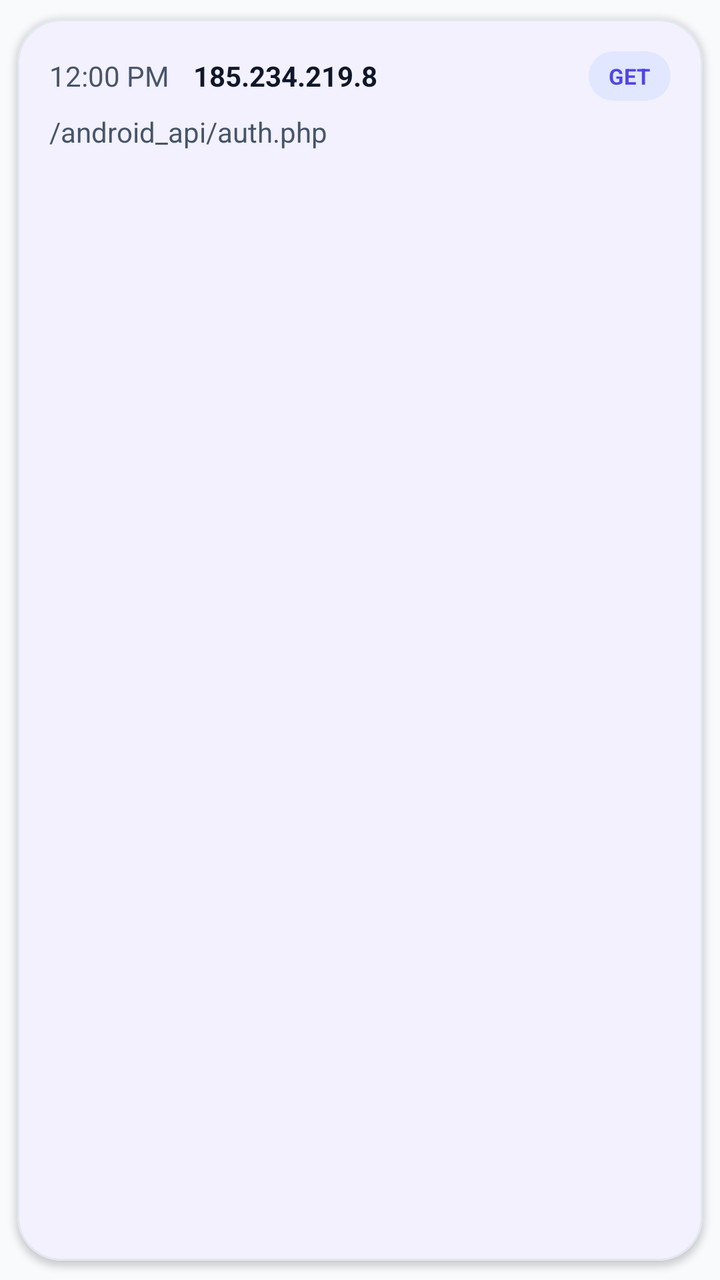
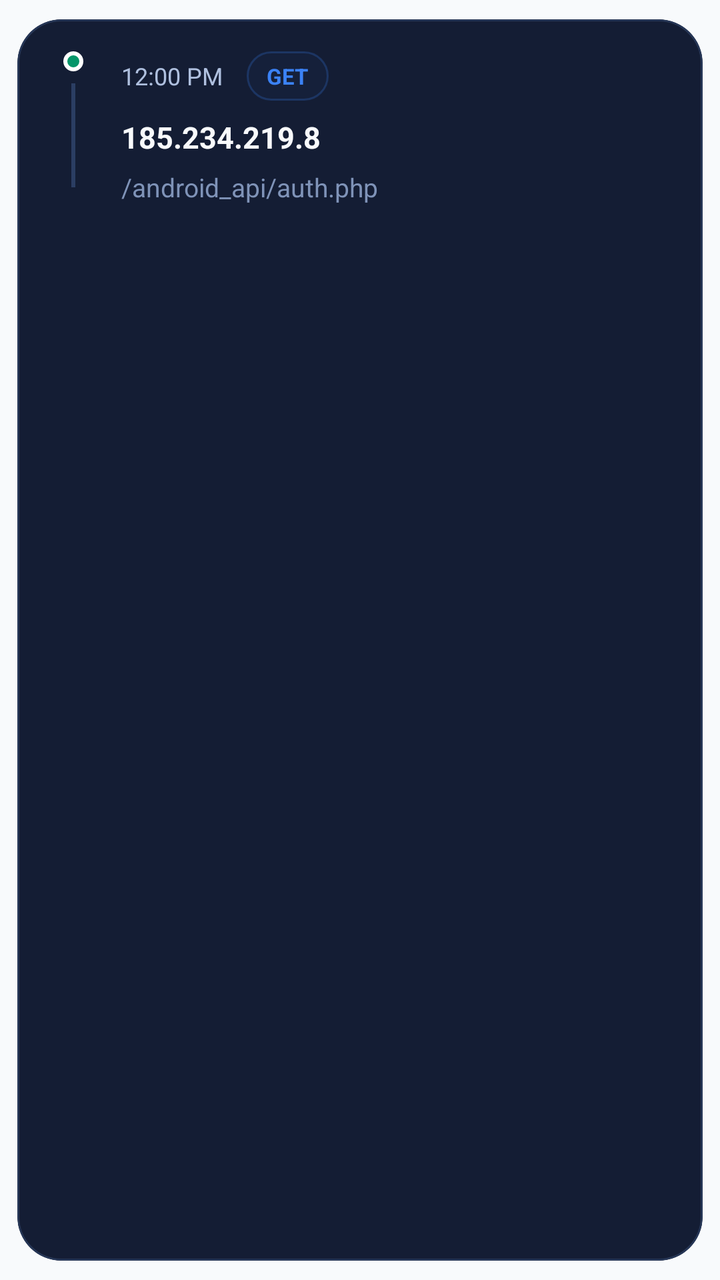

Before-and-after screenshots of an Android layout around one commit, followed by the original layout XML and the change that was made.
<!-- AndroidManifest.xml: application theme Theme.VirtualLabAdmin -->
<!-- res/layout/item_ddos_recent.xml -->
<?xml version="1.0" encoding="utf-8"?>
<com.google.android.material.card.MaterialCardView xmlns:android="http://schemas.android.com/apk/res/android"
    xmlns:app="http://schemas.android.com/apk/res-auto"
    style="@style/Widget.VirtualLab.Card"
    android:layout_width="match_parent"
    android:layout_height="wrap_content"
    android:layout_marginBottom="@dimen/space_sm">

    <LinearLayout
        android:layout_width="match_parent"
        android:layout_height="wrap_content"
        android:orientation="vertical"
        android:padding="@dimen/space_md">

        <LinearLayout
            android:layout_width="match_parent"
            android:layout_height="wrap_content"
            android:gravity="center_vertical"
            android:orientation="horizontal">

            <TextView
                android:id="@+id/time"
                android:layout_width="wrap_content"
                android:layout_height="wrap_content"
                android:text="12:00 PM"
                android:textColor="@color/text_muted" />

            <View
                android:id="@+id/errorDot"
                android:layout_width="8dp"
                android:layout_height="8dp"
                android:layout_marginStart="@dimen/space_sm"
                android:background="@drawable/bg_status_dot_danger"
                android:visibility="gone" />

            <TextView
                android:id="@+id/ip"
                android:layout_width="0dp"
                android:layout_height="wrap_content"
                android:layout_marginStart="@dimen/space_sm"
                android:layout_weight="1"
                android:text="185.234.219.8"
                android:textColor="@color/text_primary"
                android:textStyle="bold" />

            <TextView
                android:id="@+id/method"
                android:layout_width="wrap_content"
                android:layout_height="wrap_content"
                android:background="@drawable/bg_chip_blue_soft"
                android:paddingLeft="10dp"
                android:paddingTop="5dp"
                android:paddingRight="10dp"
                android:paddingBottom="5dp"
                android:text="GET"
                android:textColor="@color/brand"
                android:textSize="11sp"
                android:textStyle="bold" />
        </LinearLayout>

        <TextView
            android:id="@+id/endpoint"
            android:layout_width="match_parent"
            android:layout_height="wrap_content"
            android:layout_marginTop="6dp"
            android:text="/android_api/auth.php"
            android:textColor="@color/text_muted" />
    </LinearLayout>
</com.google.android.material.card.MaterialCardView>
<!-- resources referenced by this layout -->
<resources>
  <color name="brand">#4F46E5</color>
  <color name="text_muted">#475569</color>
  <color name="text_primary">#0F172A</color>
  <dimen name="space_md">16dp</dimen>
  <dimen name="space_sm">12dp</dimen>
  <!-- drawable bg_chip_blue_soft (drawable) -->
  <?xml version="1.0" encoding="utf-8"?>
  <shape xmlns:android="http://schemas.android.com/apk/res/android">
      <corners android:radius="999dp" />
      <solid android:color="@color/chip_blue_bg" />
  </shape>
  <!-- drawable bg_status_dot_danger (drawable) -->
  <?xml version="1.0" encoding="utf-8"?>
  <shape xmlns:android="http://schemas.android.com/apk/res/android" android:shape="oval">
      <solid android:color="@color/danger" />
      <stroke android:width="2dp" android:color="@android:color/white" />
  </shape>
  <style name="Widget.VirtualLab.Card" parent="Widget.Material3.CardView.Outlined">
          <item name="cardBackgroundColor">@color/bg_surface</item>
          <item name="strokeColor">@color/stroke</item>
          <item name="strokeWidth">1dp</item>
          <item name="cardCornerRadius">@dimen/radius_lg</item>
          <item name="cardElevation">2dp</item>
          <item name="cardUseCompatPadding">true</item>
      </style>
  <color name="chip_blue_bg">#E0E7FF</color>
  <color name="danger">#DC2626</color>
  <color name="bg_surface">#FFFFFF</color>
  <color name="stroke">#E2E8F0</color>
  <dimen name="radius_lg">22dp</dimen>
  <color name="bg_dark">#F8FAFC</color>
  <style name="Widget.VirtualLab.Button" parent="Widget.Material3.Button">
          <item name="android:textAllCaps">false</item>
          <item name="android:insetLeft">0dp</item>
          <item name="android:insetRight">0dp</item>
          <item name="android:insetTop">0dp</item>
          <item name="android:insetBottom">0dp</item>
          <item name="android:minHeight">@dimen/btn_h</item>
          <item name="cornerRadius">@dimen/radius_lg</item>
          <item name="android:letterSpacing">0</item>
          <item name="elevation">0dp</item>
      </style>
  <style name="Widget.VirtualLab.TextInputLayout.Outlined" parent="Widget.Material3.TextInputLayout.OutlinedBox">
          <item name="boxStrokeColor">@color/stroke</item>
          <item name="hintTextColor">@color/text_muted</item>
          <item name="boxStrokeWidth">1dp</item>
          <item name="boxStrokeWidthFocused">2dp</item>
          <item name="boxCornerRadiusTopStart">@dimen/radius_lg</item>
          <item name="boxCornerRadiusTopEnd">@dimen/radius_lg</item>
          <item name="boxCornerRadiusBottomStart">@dimen/radius_lg</item>
          <item name="boxCornerRadiusBottomEnd">@dimen/radius_lg</item>
          <item name="boxBackgroundColor">@android:color/white</item>
      </style>
  <dimen name="btn_h">54dp</dimen>
  <!-- unchanged entries left out for length: 1 -->
</resources>

<!-- the commit's change to res/layout/item_ddos_recent.xml (unified diff, before → after) -->
@@ -1,69 +1,96 @@
 <?xml version="1.0" encoding="utf-8"?>
 <com.google.android.material.card.MaterialCardView xmlns:android="http://schemas.android.com/apk/res/android"
     xmlns:app="http://schemas.android.com/apk/res-auto"
-    style="@style/Widget.VirtualLab.Card"
     android:layout_width="match_parent"
     android:layout_height="wrap_content"
-    android:layout_marginBottom="@dimen/space_sm">
+    android:layout_marginBottom="@dimen/space_sm"
+    app:cardBackgroundColor="@color/ddos_surface"
+    app:cardCornerRadius="22dp"
+    app:cardElevation="0dp"
+    app:rippleColor="#223B82F6"
+    app:strokeColor="@color/ddos_stroke"
+    app:strokeWidth="1dp">
 
     <LinearLayout
         android:layout_width="match_parent"
         android:layout_height="wrap_content"
-        android:orientation="vertical"
+        android:orientation="horizontal"
         android:padding="@dimen/space_md">
 
         <LinearLayout
-            android:layout_width="match_parent"
-            android:layout_height="wrap_content"
-            android:gravity="center_vertical"
-            android:orientation="horizontal">
-
-            <TextView
-                android:id="@+id/time"
-                android:layout_width="wrap_content"
-                android:layout_height="wrap_content"
-                android:text="12:00 PM"
-                android:textColor="@color/text_muted" />
+            android:layout_width="24dp"
+            android:layout_height="match_parent"
+            android:gravity="top|center_horizontal"
+            android:orientation="vertical">
 
             <View
                 android:id="@+id/errorDot"
-                android:layout_width="8dp"
-                android:layout_height="8dp"
-                android:layout_marginStart="@dimen/space_sm"
-                android:background="@drawable/bg_status_dot_danger"
-                android:visibility="gone" />
+                android:layout_width="10dp"
+                android:layout_height="10dp"
+                android:background="@drawable/bg_status_dot_success" />
+
+            <View
+                android:layout_width="2dp"
+                android:layout_height="52dp"
+                android:layout_marginTop="6dp"
+                android:background="#2B3E63" />
+        </LinearLayout>
+
+        <LinearLayout
+            android:layout_width="0dp"
+            android:layout_height="wrap_content"
+            android:layout_marginStart="@dimen/space_sm"
+            android:layout_weight="1"
+            android:orientation="vertical">
+
+            <LinearLayout
+                android:layout_width="match_parent"
+                android:layout_height="wrap_content"
+                android:gravity="center_vertical"
+                android:orientation="horizontal">
+
+                <TextView
+                    android:id="@+id/time"
+                    android:layout_width="wrap_content"
+                    android:layout_height="wrap_content"
+                    android:text="12:00 PM"
+                    android:textColor="@color/ddos_text_secondary"
+                    android:textSize="12sp" />
+
+                <TextView
+                    android:id="@+id/method"
+                    android:layout_width="wrap_content"
+                    android:layout_height="wrap_content"
+                    android:layout_marginStart="@dimen/space_sm"
+                    android:background="@drawable/bg_ddos_chip_blue"
+                    android:paddingStart="10dp"
+                    android:paddingTop="5dp"
+                    android:paddingEnd="10dp"
+                    android:paddingBottom="5dp"
+                    android:text="GET"
+                    android:textColor="@color/ddos_blue"
+                    android:textSize="11sp"
+                    android:textStyle="bold" />
+            </LinearLayout>
 
             <TextView
                 android:id="@+id/ip"
-                android:layout_width="0dp"
+                android:layout_width="match_parent"
                 android:layout_height="wrap_content"
-                android:layout_marginStart="@dimen/space_sm"
-                android:layout_weight="1"
+                android:layout_marginTop="8dp"
                 android:text="185.234.219.8"
-                android:textColor="@color/text_primary"
+                android:textColor="@color/ddos_text_primary"
+                android:textSize="15sp"
                 android:textStyle="bold" />
 
             <TextView
-                android:id="@+id/method"
-                android:layout_width="wrap_content"
+                android:id="@+id/endpoint"
+                android:layout_width="match_parent"
                 android:layout_height="wrap_content"
-                android:background="@drawable/bg_chip_blue_soft"
-                android:paddingLeft="10dp"
-                android:paddingTop="5dp"
-                android:paddingRight="10dp"
-                android:paddingBottom="5dp"
-                android:text="GET"
-                android:textColor="@color/brand"
-                android:textSize="11sp"
-                android:textStyle="bold" />
+                android:layout_marginTop="6dp"
+                android:text="/android_api/auth.php"
+                android:textColor="@color/ddos_text_soft"
+                android:textSize="13sp" />
         </LinearLayout>
-
-        <TextView
-            android:id="@+id/endpoint"
-            android:layout_width="match_parent"
-            android:layout_height="wrap_content"
-            android:layout_marginTop="6dp"
-            android:text="/android_api/auth.php"
-            android:textColor="@color/text_muted" />
     </LinearLayout>
 </com.google.android.material.card.MaterialCardView>
<!-- resource entries referenced after the edit -->
@@ -1,22 +1,32 @@
 <!-- resources referenced by this layout -->
 <resources>
+  <color name="ddos_blue">#3B82F6</color>
+  <color name="ddos_stroke">#263656</color>
+  <color name="ddos_surface">#141D34</color>
+  <color name="ddos_text_primary">#F8FAFC</color>
+  <color name="ddos_text_secondary">#AFC0DF</color>
+  <color name="ddos_text_soft">#7F93B8</color>
   <color name="brand">#4F46E5</color>
   <color name="text_muted">#475569</color>
   <color name="text_primary">#0F172A</color>
   <dimen name="space_md">16dp</dimen>
   <dimen name="space_sm">12dp</dimen>
-  <!-- drawable bg_chip_blue_soft (drawable) -->
+  <!-- drawable bg_ddos_chip_blue (drawable) -->
   <?xml version="1.0" encoding="utf-8"?>
   <shape xmlns:android="http://schemas.android.com/apk/res/android">
       <corners android:radius="999dp" />
-      <solid android:color="@color/chip_blue_bg" />
+      <solid android:color="#18284576" />
+      <stroke
+          android:width="1dp"
+          android:color="#3B3B82F6" />
   </shape>
-  <!-- drawable bg_status_dot_danger (drawable) -->
+  <!-- drawable bg_status_dot_success (drawable) -->
   <?xml version="1.0" encoding="utf-8"?>
   <shape xmlns:android="http://schemas.android.com/apk/res/android" android:shape="oval">
-      <solid android:color="@color/danger" />
+      <solid android:color="@color/success" />
       <stroke android:width="2dp" android:color="@android:color/white" />
   </shape>
+  <color name="success">#059669</color>
   <style name="Widget.VirtualLab.Card" parent="Widget.Material3.CardView.Outlined">
           <item name="cardBackgroundColor">@color/bg_surface</item>
           <item name="strokeColor">@color/stroke</item>
@@ -25,8 +35,6 @@
           <item name="cardElevation">2dp</item>
           <item name="cardUseCompatPadding">true</item>
       </style>
-  <color name="chip_blue_bg">#E0E7FF</color>
-  <color name="danger">#DC2626</color>
   <color name="bg_surface">#FFFFFF</color>
   <color name="stroke">#E2E8F0</color>
   <dimen name="radius_lg">22dp</dimen>
